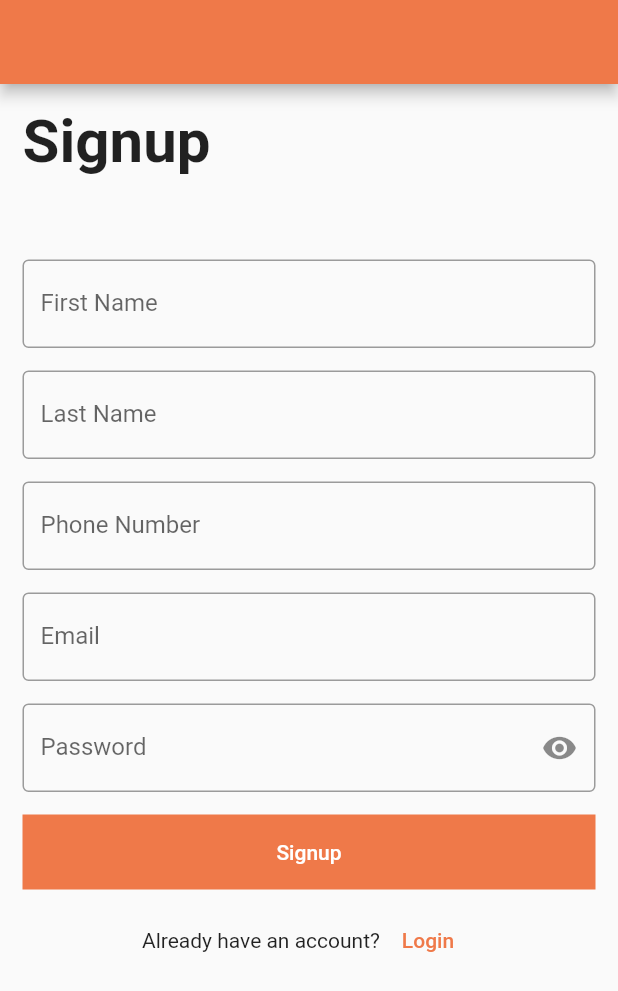
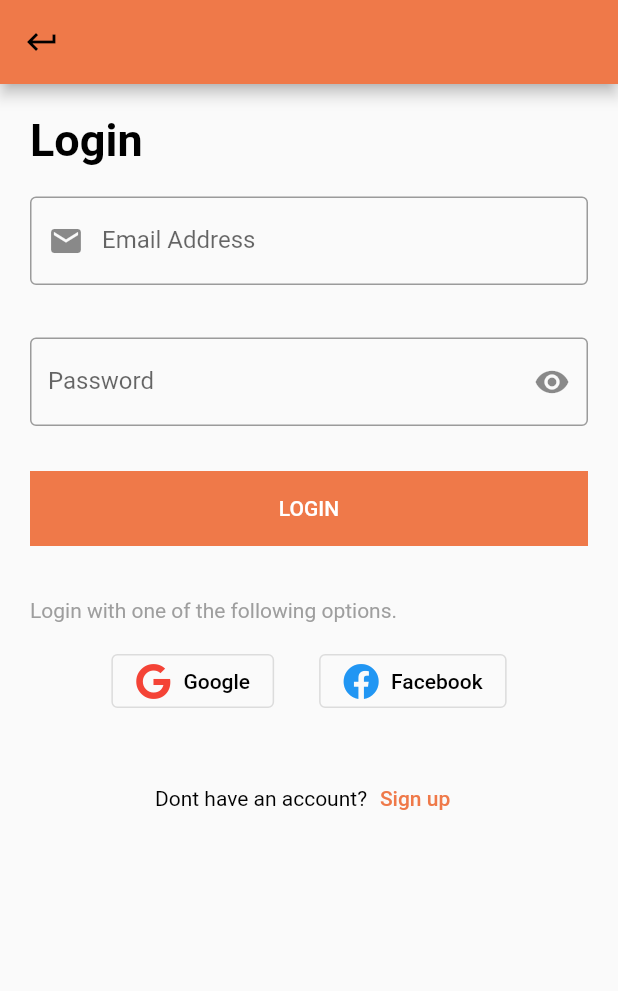
Before and after one commit to mashro3na111/FOODWASTAGE, a Flutter app: the screen it shows after launch, on a phone screen of 412 x 824 dp. Shown: the top 991 px of the screen. Run offline on Flutter 3.47's test engine with Material 2 defaults, Android fonts, the phone set to English and light mode, and no system bars; our stand-ins replace font_awesome_flutter.

Commit message:
login screen

```diff
--- /dev/null
+++ b/lib/login_screen.dart
@@ -0,0 +1,149 @@
+import 'package:flutter/cupertino.dart';
+import 'package:flutter/material.dart';
+import 'package:font_awesome_flutter/font_awesome_flutter.dart';
+
+class LoginScreen extends StatelessWidget {
+  @override
+  Widget build(BuildContext context) {
+    return Scaffold(
+        appBar: AppBar(backgroundColor: const Color.fromARGB(255, 239, 121, 73),
+          leading: Icon(
+              Icons.keyboard_return_sharp,
+            color:Colors.black,
+
+          ),
+        ),
+        body: Padding(
+          padding: const EdgeInsets.all(20.0),
+    child: SingleChildScrollView(
+          scrollDirection: Axis.vertical,
+          child: Column (
+              crossAxisAlignment: CrossAxisAlignment.start,
+
+              children: [
+                Text(
+                    'Login',
+                    textAlign: TextAlign.center,
+                    style: TextStyle(
+                      fontSize: 30.0,
+                      fontWeight: FontWeight.w700,
+                      color: Colors.black,
+
+                    ) ),
+                SizedBox (
+                  height: 20,
+                ),
+                TextFormField(
+                  keyboardType: TextInputType.emailAddress,
+                  onFieldSubmitted: (String value){
+                    print (value);
+                  },
+                  decoration:InputDecoration(
+                    prefixIcon: Icon(Icons.email) ,
+                    labelText: 'Email Address',
+                    border: OutlineInputBorder(),
+                  ) ,
+                ),
+                SizedBox (
+                  height: 20,
+                ),
+                const SizedBox(
+                  height: 15,
+                ),
+                TextFormField(
+                  keyboardType: TextInputType.visiblePassword,
+                  obscureText: true,
+                  decoration: const InputDecoration(
+                    labelText: "Password",
+                    border: OutlineInputBorder(
+                        borderSide: BorderSide(color: Colors.teal)),
+                    suffixIcon: Icon(Icons.remove_red_eye),
+                  ),
+                ),
+                const SizedBox(
+                  height: 30,
+                ),
+                Container(
+                  width: double.infinity,
+                  color: const Color.fromARGB(255, 239, 121, 73),
+                  height: 50,
+                  child: MaterialButton(
+                    onPressed: () {},
+                    child: const Text(
+                      "LOGIN",
+                      style: TextStyle(color: Colors.white),
+                    ),
+                  ),
+                ),
+                const SizedBox(
+                  height: 35,
+                ),
+                Text('Login with one of the following options.',
+                  style: TextStyle(
+                   // fontWeight: FontWeight.bold,
+                    color: Colors.grey
+                  ),
+
+                ),
+                const SizedBox(
+                  height: 15,
+                ),
+
+          Row(
+            mainAxisAlignment: MainAxisAlignment.center,
+            children: [
+
+              OutlinedButton.icon(
+                  onPressed:(){}
+                  , icon: Icon(FontAwesomeIcons.google,color:Colors.red),
+                 // color:Colors.red,
+                  label: Text('Google'
+                  ,style: TextStyle(
+                      color: Colors.black
+                    ),
+                  )),
+              const SizedBox(
+                width: 30,
+              ),
+              OutlinedButton.icon(
+                  onPressed:(){}
+                  , icon: Icon(FontAwesomeIcons.facebook),
+                  label: Text('Facebook'
+                    ,style: TextStyle(
+                        color: Colors.black
+                    ),
+                  )),
+            ],
+          ),
+                const SizedBox(
+                  height: 30,
+                ),
+                Row(
+                  mainAxisAlignment: MainAxisAlignment.center,
+                  children: [
+                    Text('Dont have an account?',
+                      style: TextStyle(
+                        // fontWeight: FontWeight.bold,
+                          color: Colors.black
+                      ),
+
+                    ),
+                    TextButton(
+                      onPressed: () {},
+                      child: const Text(
+                        "Sign up",
+                        style:
+                        TextStyle(color: Color.fromARGB(255, 239, 121, 73)),
+                      ),
+                    ),
+                  ],
+                ),
+
+              ]
+
+          ),
+        )
+        )
+    );
+  }
+}
--- a/pubspec.yaml
+++ b/pubspec.yaml
@@ -34,7 +34,7 @@ dependencies:
   # The following adds the Cupertino Icons font to your application.
   # Use with the CupertinoIcons class for iOS style icons.
   cupertino_icons: ^1.0.2
-
+  font_awesome_flutter: ^9.2.0
 dev_dependencies:
   flutter_test:
     sdk: flutter
```
Also changed, not shown: lib/main.dart (+5 -99 lines), pubspec.lock.
